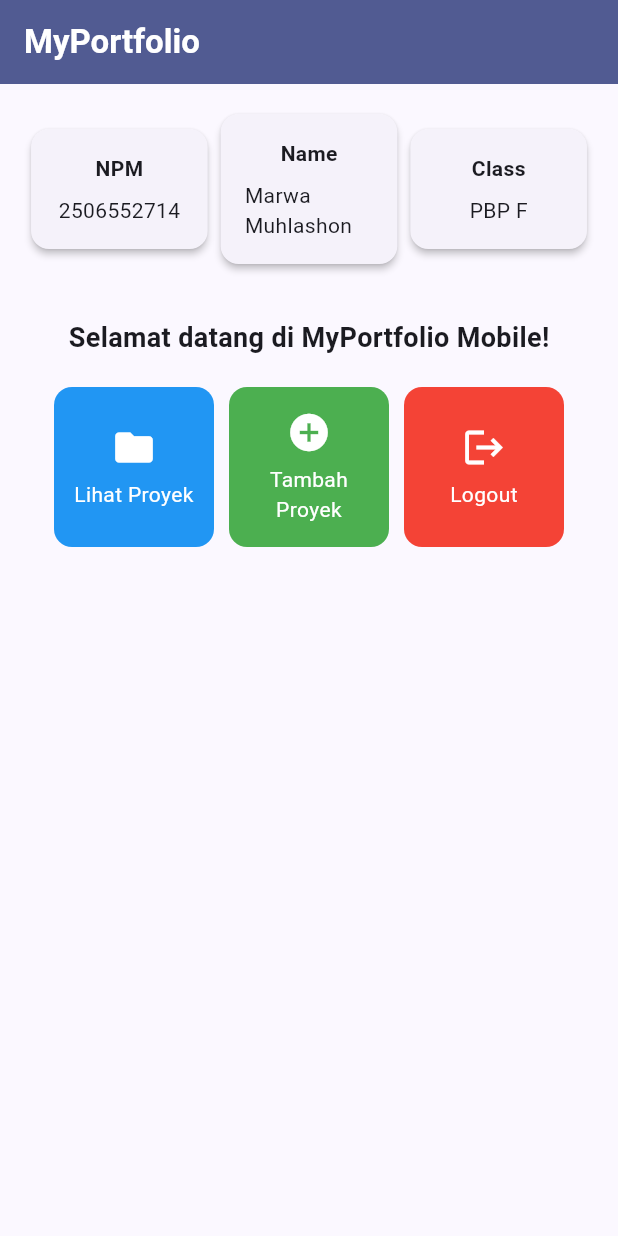
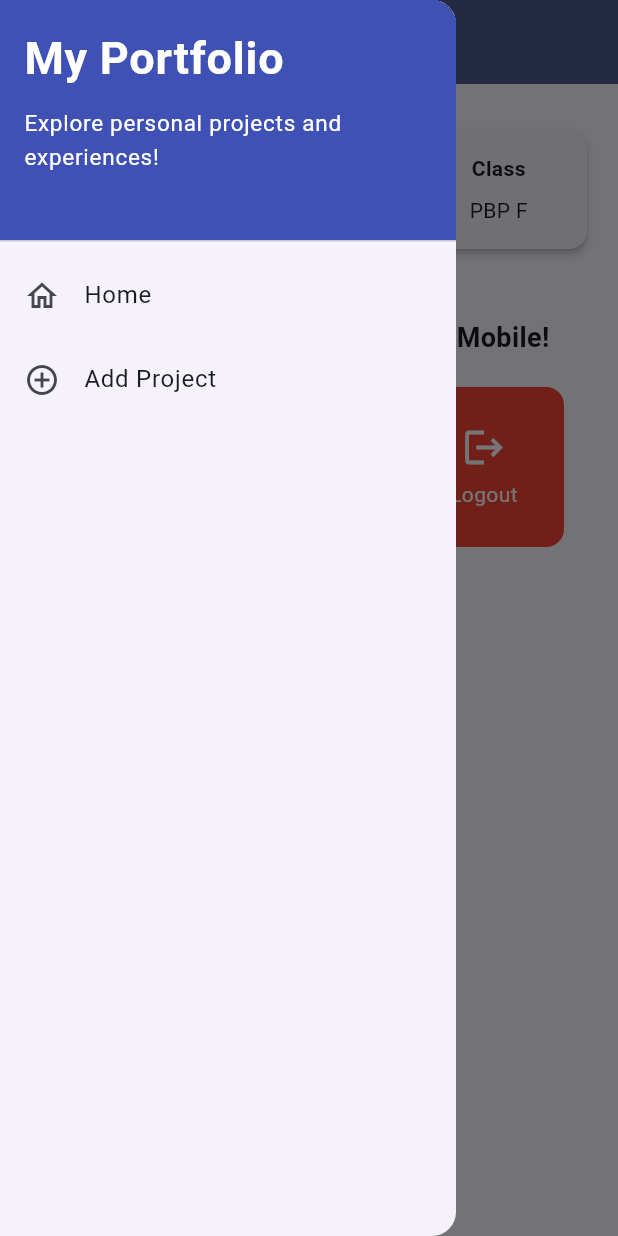
Before and after one commit to kobisamarr/myportofolio_mobile, a Flutter app: the screen it shows after launch, with the side drawer open (before the commit the screen has no drawer), on a phone screen of 412 x 824 dp. Run offline on Flutter 3.47's test engine with Material 3 defaults, Android fonts, the phone set to English and light mode, and no system bars.

Commit message:
feat: add left widget. Maaf kak laptopnya ngelag

```diff
--- a/myportofolio_mobile/lib/menu.dart
+++ b/myportofolio_mobile/lib/menu.dart
@@ -1,4 +1,5 @@
 import 'package:flutter/material.dart';
+import 'package:myportofolio_mobile/widgets/left_drawer.dart';
 
 class MyHomePage extends StatelessWidget {
   const MyHomePage({super.key});
@@ -25,6 +26,7 @@ class MyHomePage extends StatelessWidget {
         ),
         backgroundColor: Theme.of(context).colorScheme.primary,
       ),
+      drawer: const LeftDrawer(),
       // Body halaman utama dengan padding di sekelilingnya.
       body: Padding(
         padding: const EdgeInsets.all(16.0),
--- /dev/null
+++ b/myportofolio_mobile/lib/widgets/left_drawer.dart
@@ -0,0 +1,64 @@
+
+import 'package:flutter/material.dart';
+import 'package:myportofolio_mobile/menu.dart';
+
+class LeftDrawer extends StatelessWidget {
+  const LeftDrawer({super.key});
+
+  @override
+  Widget build(BuildContext context) {
+    return Drawer(
+      child: ListView(
+        children: [
+          const DrawerHeader(
+            decoration: BoxDecoration(
+              color: Colors.indigo,
+            ),
+            child: Column(
+              crossAxisAlignment: CrossAxisAlignment.start,
+              children: [
+                Text(
+                  'My Portfolio',
+                  style: TextStyle(
+                    fontSize: 30,
+                    fontWeight: FontWeight.bold,
+                    color: Colors.white,
+                  ),
+                ),
+                SizedBox(height: 10),
+                Text(
+                  'Explore personal projects and experiences!',
+                  style: TextStyle(
+                    fontSize: 15,
+                    color: Colors.white,
+                  ),
+                ),
+              ],
+            ),
+          ),
+
+          ListTile(
+            leading: const Icon(Icons.home_outlined),
+            title: const Text('Home'),
+            onTap: () {
+              Navigator.pushReplacement(
+                context,
+                MaterialPageRoute(
+                  builder: (context) => const MyHomePage(),
+                ),
+              );
+            },
+          ),
+
+          ListTile(
+            leading: const Icon(Icons.add_circle_outline),
+            title: const Text('Add Project'),
+            onTap: () {
+              // Routing ke ProjectFormPage kita tambahkan nanti.
+            },
+          ),
+        ],
+      ),
+    );
+  }
+}
```
